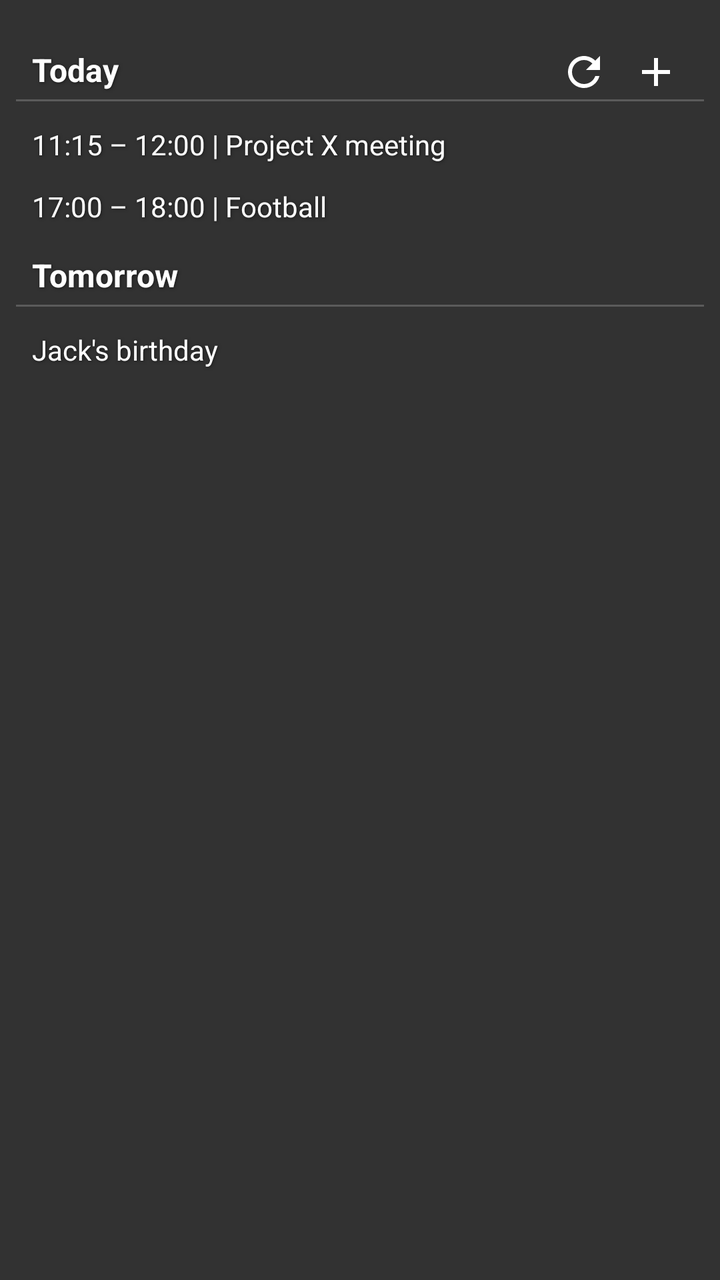
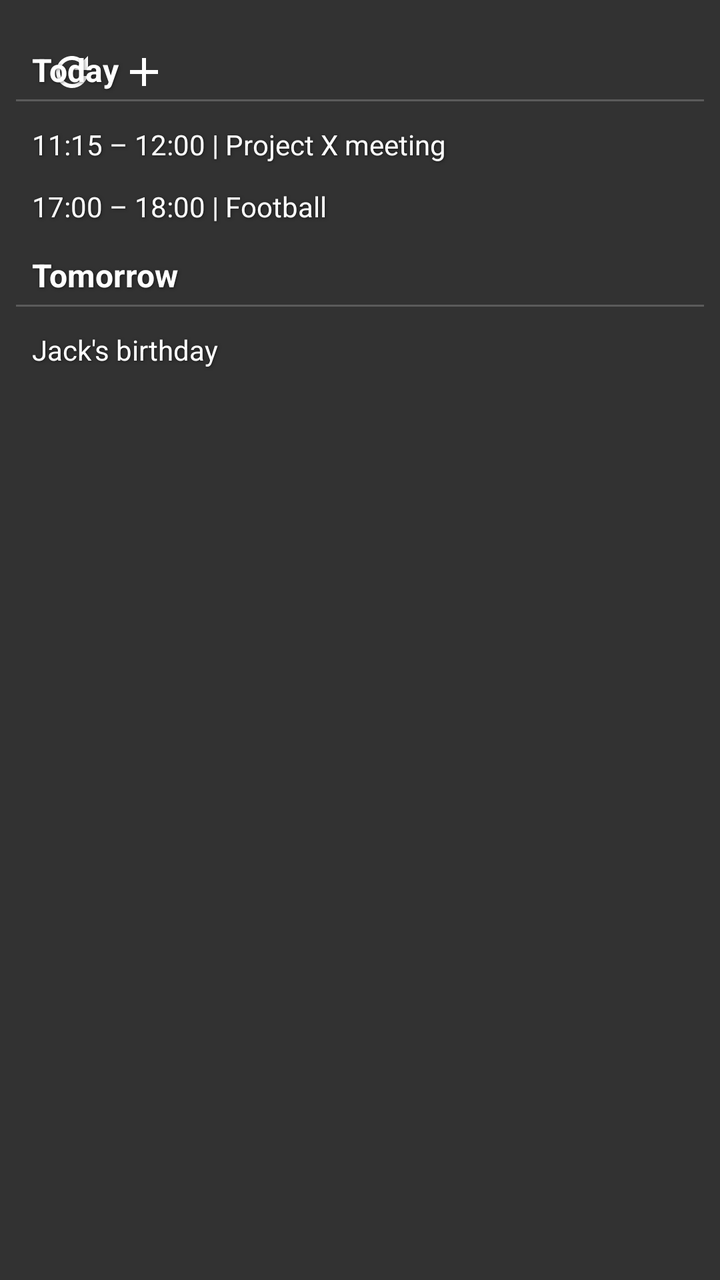

An Android layout rendered at two revisions. The XML below is the earlier revision; the diff shows what the commit changed to produce the second picture.
<!-- AndroidManifest.xml: application theme Theme.CalendarWidget -->
<!-- res/layout/preview_layout.xml -->
<?xml version="1.0" encoding="utf-8"?>
<RelativeLayout xmlns:android="http://schemas.android.com/apk/res/android"
    android:orientation="vertical"
    android:layout_width="match_parent"
    android:layout_height="wrap_content"
    android:paddingHorizontal="8dp"
    android:background="@color/black_80">

    <include layout="@layout/agenda_widget" />
    <LinearLayout
        android:layout_width="match_parent"
        android:layout_height="wrap_content"
        android:paddingTop="16dp"
        android:orientation="vertical">
        <LinearLayout
            android:layout_width="match_parent"
            android:layout_height="wrap_content"
            android:orientation="vertical">

            <TextView
                android:layout_width="match_parent"
                android:layout_height="wrap_content"
                android:paddingTop="8dp"
                android:paddingBottom="4dp"
                android:paddingLeft="8dp"
                android:shadowColor="#80000000"
                android:shadowDx="1"
                android:shadowDy="1"
                android:shadowRadius="4"
                android:text="@string/today"
                android:textColor="@color/white"
                android:textSize="16sp"
                android:textStyle="bold" />

            <LinearLayout
                android:layout_width="match_parent"
                android:layout_height="1dp"
                android:layout_marginBottom="6dp"
                android:alpha="0.2"
                android:background="@color/white"
                android:orientation="horizontal" />

        </LinearLayout>

        <TextView
            android:layout_width="match_parent"
            android:layout_height="wrap_content"
            android:textSize="14sp"
            android:textColor="@color/white"
            android:paddingLeft="8dp"
            android:paddingVertical="6dp"
            android:text="@string/preview_item_1"
            android:shadowColor="#80000000"
            android:shadowDx="1"
            android:shadowDy="1"
            android:shadowRadius="4"
            android:maxLines="1"
            android:ellipsize="end"
            />

        <TextView
            android:layout_width="match_parent"
            android:layout_height="wrap_content"
            android:textSize="14sp"
            android:textColor="@color/white"
            android:paddingLeft="8dp"
            android:paddingVertical="6dp"
            android:text="@string/preview_item_2"
            android:shadowColor="#80000000"
            android:shadowDx="1"
            android:shadowDy="1"
            android:shadowRadius="4"
            android:maxLines="1"
            android:ellipsize="end"
            />

        <LinearLayout
            android:layout_width="match_parent"
            android:layout_height="wrap_content"
            android:orientation="vertical">

            <TextView
                android:layout_width="match_parent"
                android:layout_height="wrap_content"
                android:paddingTop="8dp"
                android:paddingBottom="4dp"
                android:paddingLeft="8dp"
                android:shadowColor="#80000000"
                android:shadowDx="1"
                android:shadowDy="1"
                android:shadowRadius="4"
                android:text="@string/tomorrow"
                android:textColor="@color/white"
                android:textSize="16sp"
                android:textStyle="bold" />

            <LinearLayout
                android:layout_width="match_parent"
                android:layout_height="1dp"
                android:layout_marginBottom="6dp"
                android:alpha="0.2"
                android:background="@color/white"
                android:orientation="horizontal" />

        </LinearLayout>
        <TextView
            android:layout_width="match_parent"
            android:layout_height="wrap_content"
            android:textSize="14sp"
            android:textColor="@color/white"
            android:paddingLeft="8dp"
            android:paddingVertical="6dp"
            android:text="@string/preview_item_3"
            android:shadowColor="#80000000"
            android:shadowDx="1"
            android:shadowDy="1"
            android:shadowRadius="4"
            android:maxLines="1"
            android:ellipsize="end"
            />
    </LinearLayout>

</RelativeLayout>
<!-- res/layout/agenda_widget.xml (included above) -->
<RelativeLayout xmlns:android="http://schemas.android.com/apk/res/android"
    style="@style/Widget.CalendarWidget.AppWidget.Container"
    android:id="@+id/main_view"
    android:layout_width="match_parent"
    android:layout_height="match_parent"
    android:theme="@style/Theme.CalendarWidget.AppWidgetContainer"
    android:paddingStart="8dp"
    android:paddingEnd="8dp"
    android:background="@color/transparent"
    >

    <ListView
        android:id="@+id/events_list_view"
        android:layout_width="match_parent"
        android:layout_height="wrap_content"
        android:divider="@android:color/transparent"
        android:dividerHeight="0dp"
        android:scrollbars="none"/>

    <TextView
        android:id="@+id/empty_view"
        android:layout_width="match_parent"
        android:layout_height="wrap_content"
        android:gravity="left"
        android:textColor="#ffffff"
        android:paddingTop="8dp"
        android:paddingLeft="8dp"
        android:text="@string/no_upcoming_events"
        android:shadowColor="#80000000"
        android:shadowDx="1"
        android:shadowDy="1"
        android:shadowRadius="4"
        android:textSize="16sp"
        android:visibility="gone"/>

    <LinearLayout
        android:id="@+id/widget_action_buttons"
        android:layout_width="wrap_content"
        android:layout_height="wrap_content"
        android:layout_alignParentEnd="true"
        android:orientation="horizontal"
        >



        <FrameLayout
            android:layout_width="wrap_content"
            android:layout_height="wrap_content"

            >
            <ImageButton
                android:id="@+id/refresh_button"
                android:layout_width="wrap_content"
                android:layout_height="wrap_content"
                android:src="@drawable/baseline_refresh_24"
                android:background="@color/transparent"
                android:paddingRight="4dp"
                android:paddingLeft="8dp"
                android:paddingTop="8dp"
                android:paddingBottom="8dp"
                android:clickable="true"
                android:visibility="visible"/>
            <ProgressBar
                android:id="@+id/refresh_spinner"
                android:layout_width="36dp"
                android:layout_height="36dp"
                android:paddingRight="4dp"
                android:paddingLeft="8dp"
                android:paddingTop="10dp"
                android:paddingBottom="8dp"
                android:progressTint="@color/white"
                android:indeterminateTint="@color/white"
                android:visibility="gone"
                />
        </FrameLayout>


        <ImageButton
            android:id="@+id/add_button"
            android:layout_width="wrap_content"
            android:layout_height="wrap_content"
            android:src="@drawable/baseline_add_24"
            android:background="@color/transparent"
            android:paddingRight="4dp"
            android:paddingLeft="8dp"
            android:paddingTop="8dp"
            android:paddingBottom="8dp"
            android:clickable="true"/>

    </LinearLayout>



</RelativeLayout>
<!-- resources referenced by this layout -->
<resources>
  <color name="black_80">#CC000000</color>
  <color name="transparent">#00000000</color>
  <color name="white">#FFFFFFFF</color>
  <!-- drawable baseline_add_24 (drawable) -->
  <vector android:height="24dp" android:tint="#FFFFFF"
      android:viewportHeight="24" android:viewportWidth="24"
      android:width="24dp" xmlns:android="http://schemas.android.com/apk/res/android">
      <path android:fillColor="@android:color/white" android:pathData="M19,13h-6v6h-2v-6H5v-2h6V5h2v6h6v2z"/>
  </vector>
  <!-- drawable baseline_refresh_24 (drawable) -->
  <vector android:height="24dp" android:tint="#FFFFFF"
      android:viewportHeight="24" android:viewportWidth="24"
      android:width="24dp" xmlns:android="http://schemas.android.com/apk/res/android">
      <path android:fillColor="@android:color/white" android:pathData="M17.65,6.35C16.2,4.9 14.21,4 12,4c-4.42,0 -7.99,3.58 -7.99,8s3.57,8 7.99,8c3.73,0 6.84,-2.55 7.73,-6h-2.08c-0.82,2.33 -3.04,4 -5.65,4 -3.31,0 -6,-2.69 -6,-6s2.69,-6 6,-6c1.66,0 3.14,0.69 4.22,1.78L13,11h7V4l-2.35,2.35z"/>
  </vector>
  <string name="no_upcoming_events">No upcoming events</string>
  <string name="preview_item_1">11:15 – 12:00 | Project X meeting</string>
  <string name="preview_item_2">17:00 – 18:00 | Football</string>
  <string name="preview_item_3">Jack\'s birthday</string>
  <string name="today">Today</string>
  <string name="tomorrow">Tomorrow</string>
  <style name="Theme.CalendarWidget.AppWidgetContainer" parent="Theme.CalendarWidget.AppWidgetContainerParent">
          
          <item name="appWidgetPadding">16dp</item>
      </style>
  <style name="Widget.CalendarWidget.AppWidget.Container" parent="android:Widget">
          <item name="android:id">@android:id/background</item>
          <item name="android:background">?android:attr/colorBackground</item>
      </style>
  <style name="Theme.CalendarWidget" parent="android:Theme.Material.Light.NoActionBar" />
  <style name="Theme.CalendarWidget.AppWidgetContainerParent" parent="@android:style/Theme.DeviceDefault">
          
          <item name="appWidgetRadius">16dp</item>
          
          <item name="appWidgetInnerRadius">8dp</item>
      </style>
</resources>

<!-- the commit's change to res/layout/preview_layout.xml (unified diff, before → after) -->
@@ -22,7 +22,8 @@
                 android:layout_height="wrap_content"
                 android:paddingTop="8dp"
                 android:paddingBottom="4dp"
-                android:paddingLeft="8dp"
+                android:paddingStart="8dp"
+                android:paddingEnd="0dp"
                 android:shadowColor="#80000000"
                 android:shadowDx="1"
                 android:shadowDy="1"
@@ -47,7 +48,8 @@
             android:layout_height="wrap_content"
             android:textSize="14sp"
             android:textColor="@color/white"
-            android:paddingLeft="8dp"
+            android:paddingStart="8dp"
+            android:paddingEnd="0dp"
             android:paddingVertical="6dp"
             android:text="@string/preview_item_1"
             android:shadowColor="#80000000"
@@ -63,7 +65,8 @@
             android:layout_height="wrap_content"
             android:textSize="14sp"
             android:textColor="@color/white"
-            android:paddingLeft="8dp"
+            android:paddingStart="8dp"
+            android:paddingEnd="0dp"
             android:paddingVertical="6dp"
             android:text="@string/preview_item_2"
             android:shadowColor="#80000000"
@@ -84,7 +87,8 @@
                 android:layout_height="wrap_content"
                 android:paddingTop="8dp"
                 android:paddingBottom="4dp"
-                android:paddingLeft="8dp"
+                android:paddingStart="8dp"
+                android:paddingEnd="0dp"
                 android:shadowColor="#80000000"
                 android:shadowDx="1"
                 android:shadowDy="1"
@@ -108,7 +112,8 @@
             android:layout_height="wrap_content"
             android:textSize="14sp"
             android:textColor="@color/white"
-            android:paddingLeft="8dp"
+            android:paddingStart="8dp"
+            android:paddingEnd="0dp"
             android:paddingVertical="6dp"
             android:text="@string/preview_item_3"
             android:shadowColor="#80000000"
@@ -123,15 +128,14 @@
 </RelativeLayout>
 <!-- res/layout/agenda_widget.xml (included above) -->
 <RelativeLayout xmlns:android="http://schemas.android.com/apk/res/android"
+    android:id="@+id/main_view"
     style="@style/Widget.CalendarWidget.AppWidget.Container"
-    android:id="@+id/main_view"
     android:layout_width="match_parent"
     android:layout_height="match_parent"
-    android:theme="@style/Theme.CalendarWidget.AppWidgetContainer"
+    android:background="@color/transparent"
     android:paddingStart="8dp"
     android:paddingEnd="8dp"
-    android:background="@color/transparent"
-    >
+    android:theme="@style/Theme.CalendarWidget.AppWidgetContainer">
 
     <ListView
         android:id="@+id/events_list_view"
@@ -139,63 +143,61 @@
         android:layout_height="wrap_content"
         android:divider="@android:color/transparent"
         android:dividerHeight="0dp"
-        android:scrollbars="none"/>
+        android:scrollbars="none" />
 
     <TextView
         android:id="@+id/empty_view"
         android:layout_width="match_parent"
         android:layout_height="wrap_content"
-        android:gravity="left"
-        android:textColor="#ffffff"
+        android:gravity="start"
+        android:paddingStart="8dp"
+        android:paddingEnd="0dp"
         android:paddingTop="8dp"
-        android:paddingLeft="8dp"
-        android:text="@string/no_upcoming_events"
         android:shadowColor="#80000000"
         android:shadowDx="1"
         android:shadowDy="1"
         android:shadowRadius="4"
+        android:text="@string/no_upcoming_events"
+        android:textColor="#ffffff"
         android:textSize="16sp"
-        android:visibility="gone"/>
+        android:visibility="gone" />
 
     <LinearLayout
         android:id="@+id/widget_action_buttons"
-        android:layout_width="wrap_content"
-        android:layout_height="wrap_content"
-        android:layout_alignParentEnd="true"
+        android:layout_width="match_parent"
+        android:layout_height="wrap_content"
         android:orientation="horizontal"
-        >
-
-
+        android:gravity="left">
 
         <FrameLayout
             android:layout_width="wrap_content"
             android:layout_height="wrap_content"
 
             >
+
             <ImageButton
                 android:id="@+id/refresh_button"
                 android:layout_width="wrap_content"
                 android:layout_height="wrap_content"
+                android:background="@color/transparent"
+                android:paddingStart="8dp"
+                android:paddingTop="8dp"
+                android:paddingEnd="4dp"
+                android:paddingBottom="8dp"
                 android:src="@drawable/baseline_refresh_24"
-                android:background="@color/transparent"
-                android:paddingRight="4dp"
-                android:paddingLeft="8dp"
-                android:paddingTop="8dp"
-                android:paddingBottom="8dp"
-                android:clickable="true"
-                android:visibility="visible"/>
+                android:visibility="visible" />
+
             <ProgressBar
                 android:id="@+id/refresh_spinner"
                 android:layout_width="36dp"
                 android:layout_height="36dp"
-                android:paddingRight="4dp"
-                android:paddingLeft="8dp"
+                android:indeterminateTint="@color/white"
+                android:paddingStart="8dp"
                 android:paddingTop="10dp"
+                android:paddingEnd="4dp"
                 android:paddingBottom="8dp"
                 android:progressTint="@color/white"
-                android:indeterminateTint="@color/white"
-                android:visibility="gone"
-                />
+                android:visibility="gone" />
         </FrameLayout>
 
 
@@ -203,16 +205,14 @@
             android:id="@+id/add_button"
             android:layout_width="wrap_content"
             android:layout_height="wrap_content"
-            android:src="@drawable/baseline_add_24"
             android:background="@color/transparent"
-            android:paddingRight="4dp"
-            android:paddingLeft="8dp"
+            android:paddingStart="8dp"
             android:paddingTop="8dp"
+            android:paddingEnd="4dp"
             android:paddingBottom="8dp"
-            android:clickable="true"/>
+            android:src="@drawable/baseline_add_24" />
 
     </LinearLayout>
 
 
-
 </RelativeLayout>
